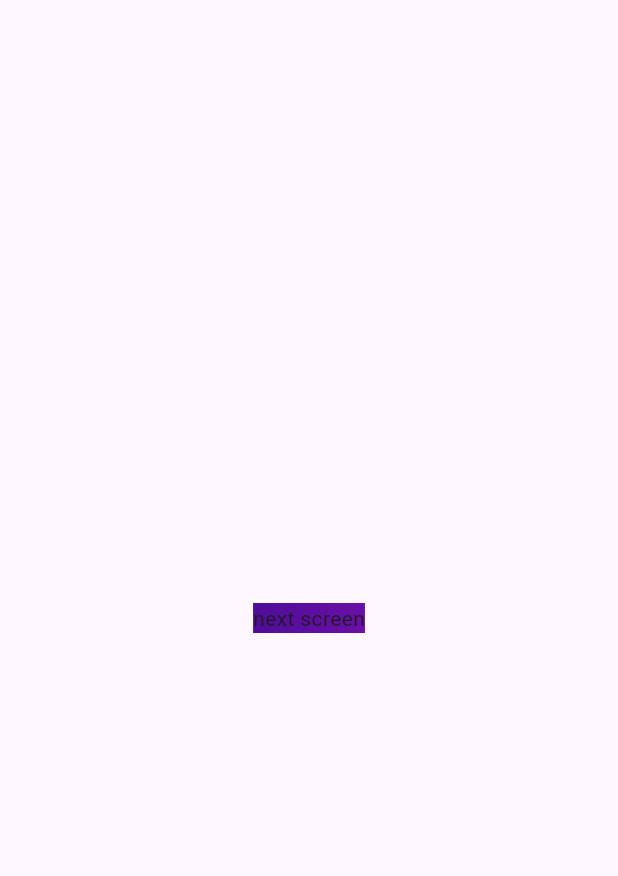
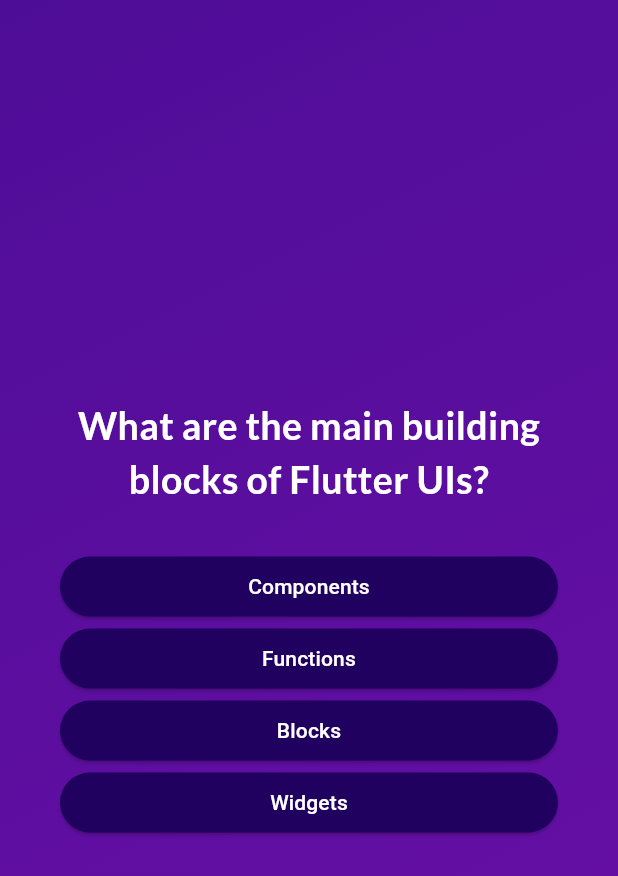
Before and after one commit to yashpatel5929/Flutter_Learning, a Flutter app: the screen it shows after launch, after a tap on "Start Quiz", on a phone screen of 412 x 824 dp. Shown: the top 876 px of the screen. Run offline on Flutter 3.47's test engine with Material 3 defaults, Android fonts, the phone set to English and light mode, and no system bars; our stand-ins replace google_fonts.

Commit message:
added summary data and other and other screen.

```diff
--- /dev/null
+++ b/lib/data/questions.dart
@@ -0,0 +1,58 @@
+
+
+
+import '../model/quiz_questions.dart';
+
+const questions = [
+  QuizQuestions(
+    'What are the main building blocks of Flutter UIs?',
+    [
+      'Widgets',
+      'Components',
+      'Blocks',
+      'Functions',
+    ],
+  ),
+  QuizQuestions('How are Flutter UIs built?', [
+    'By combining widgets in code',
+    'By combining widgets in a visual editor',
+    'By defining widgets in config files',
+    'By using XCode for iOS and Android Studio for Android',
+  ]),
+  QuizQuestions(
+    'What\'s the purpose of a StatefulWidget?',
+    [
+      'Update UI as data changes',
+      'Update data as UI changes',
+      'Ignore data changes',
+      'Render UI that does not depend on data',
+    ],
+  ),
+  QuizQuestions(
+    'Which widget should you try to use more often: StatelessWidget or StatefulWidget?',
+    [
+      'StatelessWidget',
+      'StatefulWidget',
+      'Both are equally good',
+      'None of the above',
+    ],
+  ),
+  QuizQuestions(
+    'What happens if you change data in a StatelessWidget?',
+    [
+      'The UI is not updated',
+      'The UI is updated',
+      'The closest StatefulWidget is updated',
+      'Any nested StatefulWidgets are updated',
+    ],
+  ),
+  QuizQuestions(
+    'How should you update data inside of StatefulWidgets?',
+    [
+      'By calling setState()',
+      'By calling updateData()',
+      'By calling updateUI()',
+      'By calling updateState()',
+    ],
+  ),
+];
--- /dev/null
+++ b/lib/model/quiz_questions.dart
@@ -0,0 +1,14 @@
+
+class QuizQuestions {
+  const QuizQuestions(this.questions , this.options);
+
+  final String questions;
+  final List<String> options;
+
+  List<String> shuffleListOfAnswer() {
+    final shuffleList = List.of(options);
+    shuffleList.shuffle();
+    return shuffleList;
+  }
+
+}
--- /dev/null
+++ b/lib/options_selectors.dart
@@ -0,0 +1,27 @@
+import 'package:flutter/cupertino.dart';
+import 'package:flutter/material.dart';
+
+class OptionsSelector extends StatelessWidget {
+
+  const OptionsSelector({super.key , required this.optionsForAnswer , required this.onOptionSelection});
+
+  final String optionsForAnswer;
+  final void Function() onOptionSelection;
+  @override
+  Widget build(BuildContext context) {
+    return ElevatedButton(
+        onPressed: onOptionSelection,
+        style: ElevatedButton.styleFrom(
+            padding: const EdgeInsets.symmetric(
+              vertical: 10,
+              horizontal: 40,
+            ),
+          backgroundColor: const Color.fromARGB(255, 33, 1, 95),
+          foregroundColor: Colors.white,
+          shape: RoundedRectangleBorder(
+            borderRadius: BorderRadius.circular(40),
+          ),
+        ),
+        child: Text(optionsForAnswer , textAlign: TextAlign.center,));
+  }
+}
--- a/lib/quiz_questions.dart
+++ b/lib/quiz_questions.dart
@@ -1,10 +1,14 @@
 
 
 import 'package:flutter/cupertino.dart';
+import 'package:flutter_learning/data/questions.dart';
+import 'package:flutter_learning/options_selectors.dart';
+import 'package:google_fonts/google_fonts.dart';
 
 class QuizQuestions extends StatefulWidget {
-  const QuizQuestions({super.key});
+  const QuizQuestions({super.key , required this.answerSelector});
 
+  final Function(String answerSelector) answerSelector;
   @override
   State<StatefulWidget> createState() {
 
@@ -15,9 +19,45 @@ class QuizQuestions extends StatefulWidget {
 
 
 class _QuizQuetions extends State<QuizQuestions> {
+
+  var currentQuestionIndex = 0;
+
+  void nextQuestion(String answer) {
+    widget.answerSelector(answer);
+    setState(() {
+
+       currentQuestionIndex++;
+    });
+  }
+
+
   @override
   Widget build(BuildContext context) {
-    return const Text("next screen");
+    final currentQuestions = questions[currentQuestionIndex];
+    return SizedBox(
+      width: double.infinity,
+      child: Container(
+        margin: const EdgeInsets.all(40),
+        child: Column(
+          mainAxisAlignment: MainAxisAlignment.center,
+          crossAxisAlignment: CrossAxisAlignment.stretch,
+          children: [
+            Text(currentQuestions.questions , style: GoogleFonts.lato(
+          color:  const Color.fromARGB(255, 255, 255,255),
+          fontSize: 25,
+          fontWeight: FontWeight.bold
+        ),textAlign: TextAlign.center,),
+            const SizedBox(height: 30),
+            ...currentQuestions.shuffleListOfAnswer().map((answer) {
+              return OptionsSelector(optionsForAnswer: answer, onOptionSelection: () {
+                nextQuestion(answer);
+              });
+            }
+             )
+          ],
+        ),
+      ),
+    );
   }
 
 }
--- a/lib/quizapp.dart
+++ b/lib/quizapp.dart
@@ -4,7 +4,9 @@
 import 'package:flutter/cupertino.dart';
 import 'package:flutter/material.dart';
 import 'package:flutter_learning/app_gradient_bakground.dart';
+import 'package:flutter_learning/data/questions.dart';
 import 'package:flutter_learning/quiz_questions.dart';
+import 'package:flutter_learning/quiz_result_screen.dart';
 import 'package:flutter_learning/splashscreen.dart';
 
 class QuizApp extends StatefulWidget {
@@ -18,6 +20,7 @@ class QuizApp extends StatefulWidget {
 class _QuizApp extends State<QuizApp> {
 
   Widget? activeScreen;
+  final List<String> answerList =[];
 
   @override
   void initState() {
@@ -25,9 +28,20 @@ class _QuizApp extends State<QuizApp> {
     super.initState();
     activeScreen = SplashScreen(switchScreen);
   }
+  void answerSelector(String answer) {
+    answerList.add(answer);
+    if(answerList.length == questions.length) {
+      setState(() {
+        activeScreen = QuizResultScreen(answerList: answerList);
+      });
+
+    }
+
+  }
+
   void switchScreen() {
     setState(() {
-      activeScreen = const QuizQuestions();
+      activeScreen = QuizQuestions(answerSelector: answerSelector);
     });
   }
 
@@ -35,8 +49,7 @@ class _QuizApp extends State<QuizApp> {
   Widget build(BuildContext context) {
     return MaterialApp(
       home: Scaffold(
-        body: Center(
-          child: Container(
+        body: Container(
           decoration: const BoxDecoration(
             gradient: LinearGradient(
               colors: [
@@ -50,7 +63,6 @@ class _QuizApp extends State<QuizApp> {
           child:activeScreen ,
         ),
       ),
-      ),
     );
   }
 
--- a/lib/splashscreen.dart
+++ b/lib/splashscreen.dart
@@ -7,7 +7,8 @@ class SplashScreen extends StatelessWidget {
   final void Function() startQuiz;
   @override
   Widget build(BuildContext context) {
-    return Column(
+    return Center(
+      child: Column(
         mainAxisSize: MainAxisSize.min,
         children: [
           Image.asset('assets/applogo/quiz-logo.png', width: 300),
@@ -24,6 +25,7 @@ class SplashScreen extends StatelessWidget {
             style: OutlinedButton.styleFrom(foregroundColor: Colors.white),
           )
         ],
+      ),
     );
   }
 }
--- a/pubspec.yaml
+++ b/pubspec.yaml
@@ -35,6 +35,7 @@ dependencies:
   # The following adds the Cupertino Icons font to your application.
   # Use with the CupertinoIcons class for iOS style icons.
   cupertino_icons: ^1.0.2
+  google_fonts: 6.1.0
 
 dev_dependencies:
   flutter_test:
```
Also changed, not shown: lib/quiz_answer_list.dart (added, +72 -0 lines), lib/quiz_result_screen.dart (added, +62 -0 lines), pubspec.lock, 1 other file. Lines whose indentation alone changed are shown as unchanged.
